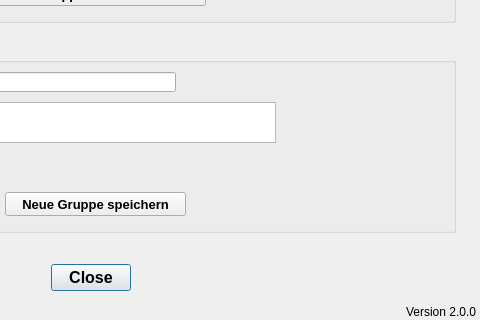
Qt form qkan/linkflaechen/resources/application_managegroups.ui (hoettges/QKan) before a commit; both pictures show x 195 to 675 and y 288 to 608 of the 675 by 608 pixel window.
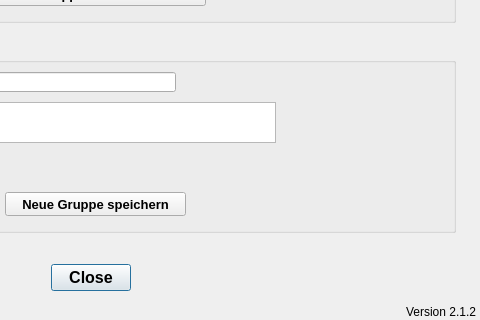
The same form after that commit.

```diff
--- a/qkan/linkflaechen/resources/application_managegroups.ui
+++ b/qkan/linkflaechen/resources/application_managegroups.ui
@@ -42,25 +42,6 @@
     <bool>true</bool>
    </property>
   </widget>
-  <widget class="QLabel" name="label_3">
-   <property name="geometry">
-    <rect>
-     <x>600</x>
-     <y>590</y>
-     <width>71</width>
-     <height>20</height>
-    </rect>
-   </property>
-   <property name="toolTip">
-    <string>Version QKan Import</string>
-   </property>
-   <property name="text">
-    <string>Version 2.0.0</string>
-   </property>
-   <property name="alignment">
-    <set>Qt::AlignRight|Qt::AlignTrailing|Qt::AlignVCenter</set>
-   </property>
-  </widget>
   <widget class="QGroupBox" name="groupBox_2">
    <property name="geometry">
     <rect>
@@ -280,6 +261,25 @@
     </property>
    </widget>
   </widget>
+  <widget class="QLabel" name="lb_version">
+   <property name="geometry">
+    <rect>
+     <x>600</x>
+     <y>590</y>
+     <width>71</width>
+     <height>20</height>
+    </rect>
+   </property>
+   <property name="toolTip">
+    <string>Version QKan Import</string>
+   </property>
+   <property name="text">
+    <string>Version 2.1.2</string>
+   </property>
+   <property name="alignment">
+    <set>Qt::AlignRight|Qt::AlignTrailing|Qt::AlignVCenter</set>
+   </property>
+  </widget>
  </widget>
  <resources/>
  <connections>
```
